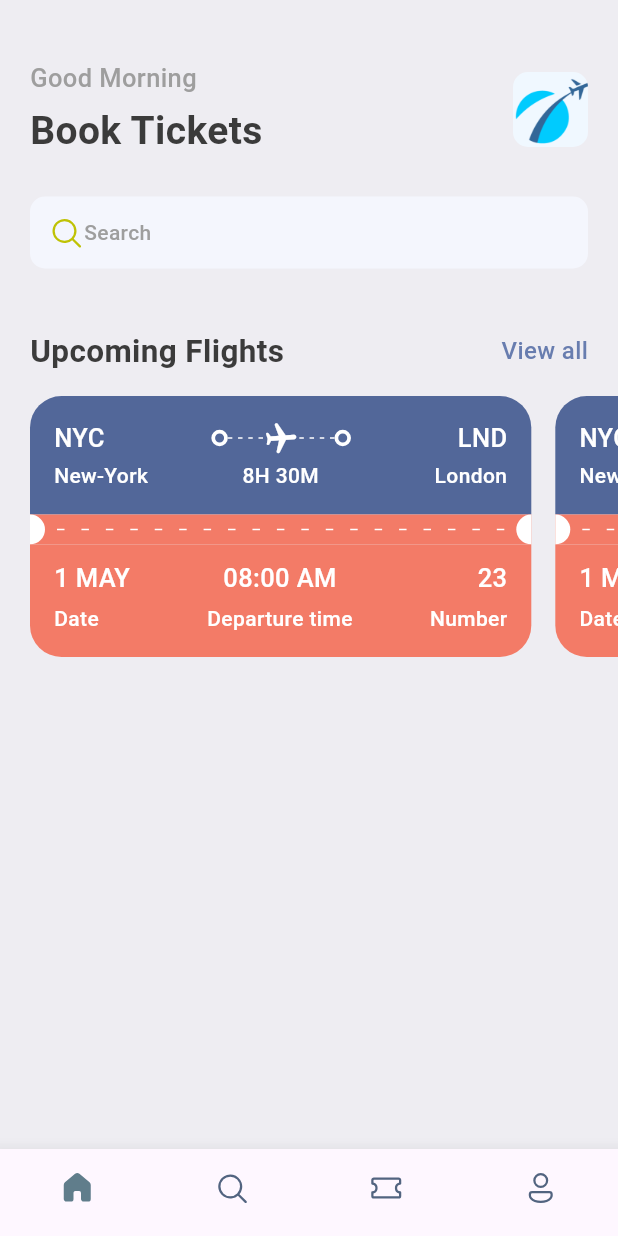
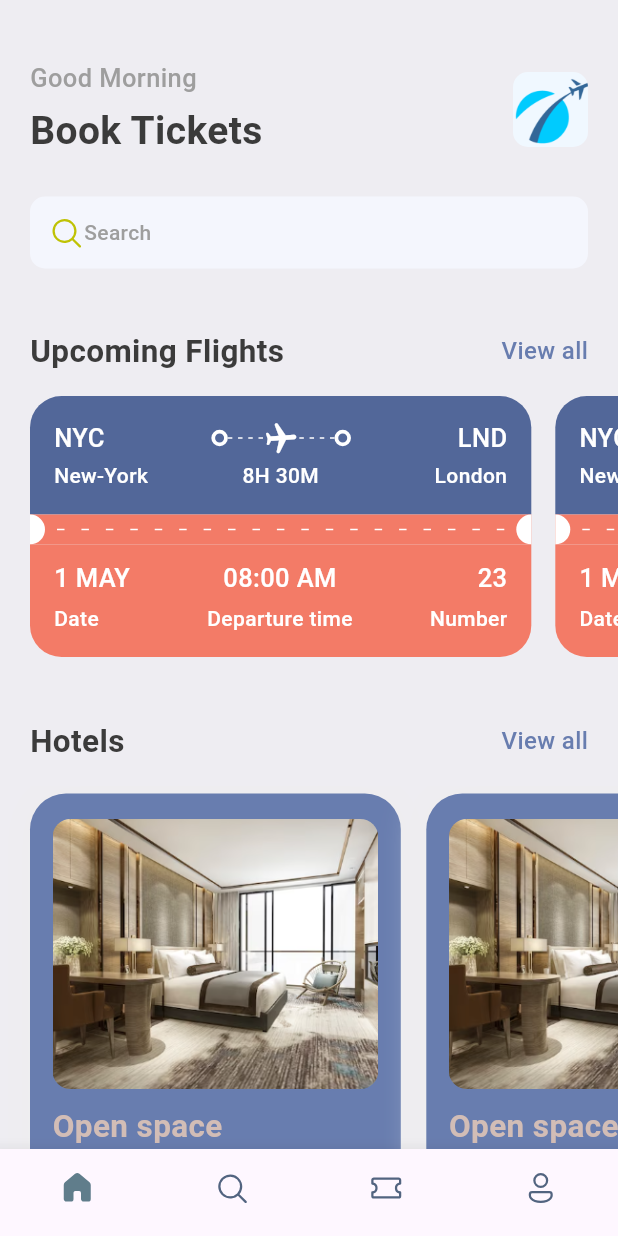
Before and after one commit to berinackr/Ticket_Booking_App, a Flutter app: the screen it shows after launch, on a phone screen of 412 x 824 dp. Run offline on Flutter 3.47's test engine with Material 3 defaults, Android fonts, the phone set to English and light mode, and no system bars; our stand-ins replace fluentui_icons, gap.

Commit message:
hotel_screen is added

```diff
--- a/lib/screens/home_screen.dart
+++ b/lib/screens/home_screen.dart
@@ -1,6 +1,7 @@
 import 'package:fluentui_icons/fluentui_icons.dart';
 import 'package:flutter/material.dart';
 import 'package:gap/gap.dart';
+import 'package:ticket_booking_app/screens/hotel_screen.dart';
 import 'package:ticket_booking_app/screens/ticket_view.dart';
 //import 'package:gap/gap.dart';
 import 'package:ticket_booking_app/utils/app_styles.dart';
@@ -85,17 +86,46 @@ class HomeScreen extends StatelessWidget {
             ),
           ),
           const Gap(15),
-          SingleChildScrollView(
+          const SingleChildScrollView(
             scrollDirection: Axis.horizontal,
-            padding: const EdgeInsets.only(left: 20),
+            padding: EdgeInsets.only(left: 20),
             child: Row(
               children: [
                 TicketView(),
                 TicketView(),
               ],
             ),
-          )
-
+          ),
+          const Gap(15),
+          Container(
+            padding: const EdgeInsets.symmetric(horizontal: 20),
+            child: Row(
+              mainAxisAlignment: MainAxisAlignment.spaceBetween,
+              children: [
+                Text("Hotels", style: Styles.headLineStyle2,),
+                // InkWell ile View all yazisi tiklanabilir hale geldi
+                InkWell(
+                    onTap: () {
+                      print("you are tapped");
+                    },
+                    child: Text("View all", style: Styles.textStyle.copyWith(color: Styles.primaryColor),)
+                )
+              ],
+            ),
+          ),
+          const Gap(15),
+          const SingleChildScrollView(
+            scrollDirection: Axis.horizontal,
+            padding: EdgeInsets.only(left: 20),
+            child: Row(
+              children: [
+                HotelScreen(),
+                HotelScreen(),
+                HotelScreen(),
+                HotelScreen(),
+              ],
+            ),
+          ),
 
         ],
       ),
--- /dev/null
+++ b/lib/screens/hotel_screen.dart
@@ -0,0 +1,65 @@
+
+import 'package:flutter/material.dart';
+import 'package:gap/gap.dart';
+import 'package:ticket_booking_app/utils/app_layout.dart';
+import 'package:ticket_booking_app/utils/app_styles.dart';
+
+class HotelScreen extends StatelessWidget {
+  const HotelScreen({super.key});
+
+  @override
+  Widget build(BuildContext context) {
+    final size = AppLayout.getSize(context);
+    return Container(
+      width: size.width*0.6,
+      height: 350,
+      padding: const EdgeInsets.symmetric(horizontal: 15, vertical: 17),
+      margin: const EdgeInsets.only(right: 17, top: 5),
+      decoration: BoxDecoration(
+        color: Styles.primaryColor,
+        borderRadius: BorderRadius.circular(24),
+        boxShadow: [
+          BoxShadow(
+            color: Colors.grey.shade200,
+            blurRadius: 20,
+            spreadRadius: 1,
+          )
+        ]
+
+      ),
+
+      child: Column(
+        crossAxisAlignment: CrossAxisAlignment.start,
+        children: [
+          Container(
+            height: 180,
+            decoration: BoxDecoration(
+              borderRadius: BorderRadius.circular(12),
+              color: Styles.primaryColor,
+              image: const DecorationImage(
+                fit: BoxFit.cover,
+                image: AssetImage(
+                 "assets/images/one.png"
+                )
+              )
+            )
+
+          ),
+          const Gap(10),
+          Text(
+            "Open space",
+            style: Styles.headLineStyle2.copyWith(color: Styles.kakiColor),
+          ),
+          Text(
+            "London",
+            style: Styles.headLineStyle3.copyWith(color: Colors.white),
+          ),
+          Text(
+            "\$40/night",
+            style: Styles.headLineStyle1.copyWith(color: Styles.kakiColor),
+          ),
+        ],
+      ),
+    );
+  }
+}
--- a/lib/utils/app_styles.dart
+++ b/lib/utils/app_styles.dart
@@ -7,6 +7,7 @@ class Styles {
   static Color textColor = const Color(0xFF3b3b3b);
   static Color bgColor = const Color(0xFFeeedf2);
   static Color orangeColor = const Color(0xFFF37B67);
+  static Color kakiColor = const Color(0xFFd2bdb6);
   static TextStyle textStyle = TextStyle(fontSize: 16, color: textColor, fontWeight:  FontWeight.w500);
   static TextStyle headLineStyle1 = TextStyle(fontSize: 26, color: textColor, fontWeight:  FontWeight.bold);
   static TextStyle headLineStyle2 = TextStyle(fontSize: 21, color: textColor, fontWeight:  FontWeight.bold);
```
Also changed, not shown: assets/images/one.png (added), assets/images/two.png (added).
